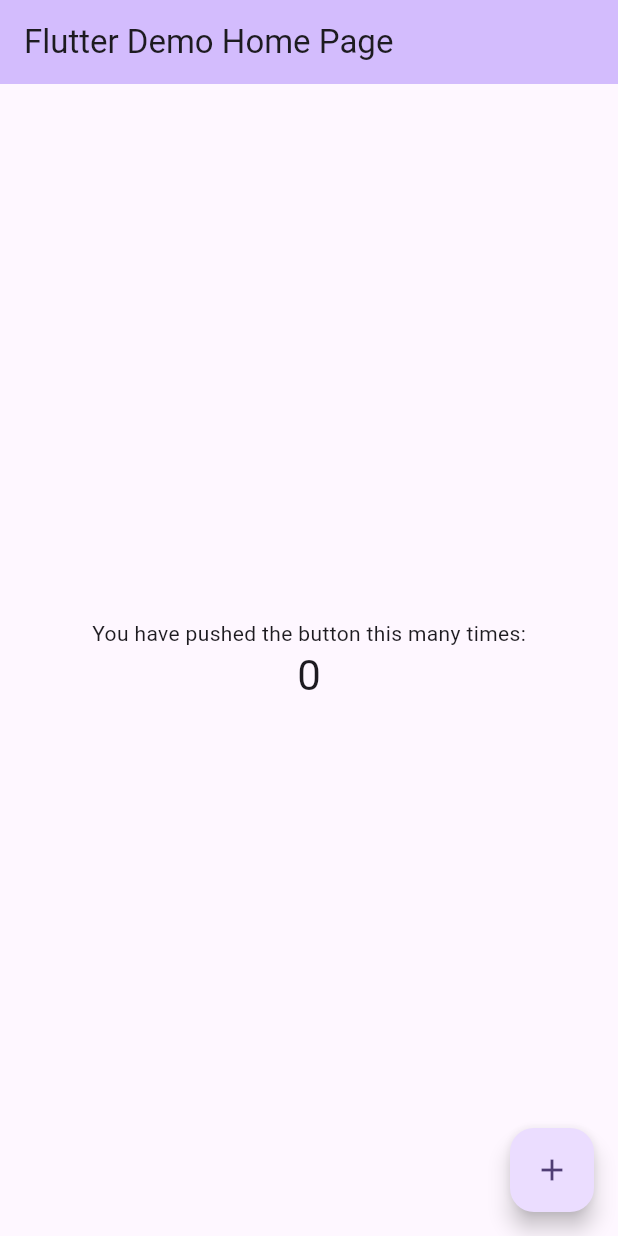
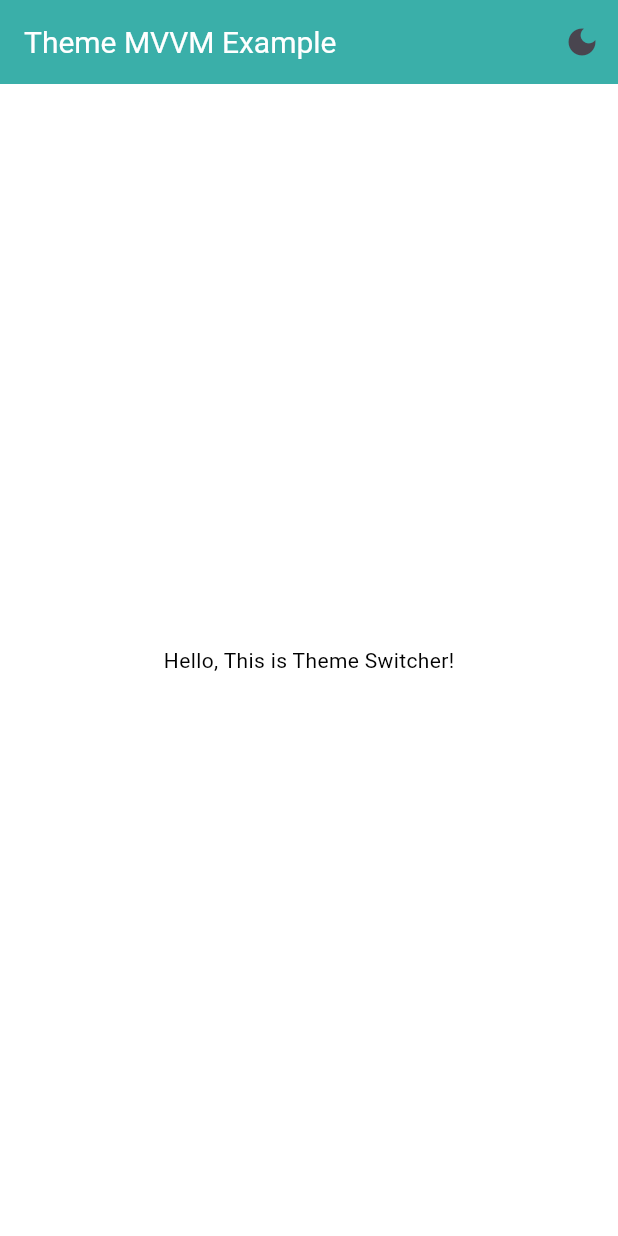
Before and after one commit to abhi1504p/airbnb, a Flutter app: the screen it shows after launch, on a phone screen of 412 x 824 dp. Run offline on Flutter 3.47's test engine with Material 3 defaults, Android fonts, the phone set to English and light mode, and no system bars; our stand-ins replace flutter_screenutil, get.

Commit message:
theme of the project completed

```diff
--- /dev/null
+++ b/lib/binding/initial_binding.dart
@@ -0,0 +1,9 @@
+import 'package:get/get.dart';
+import '../modules/theme/theme_viewmodel.dart';
+
+class InitialBinding extends Bindings {
+  @override
+  void dependencies() {
+    Get.put(ThemeViewModel(), permanent: true);
+  }
+}
--- /dev/null
+++ b/lib/core/theme/app_colors.dart
@@ -0,0 +1,11 @@
+import 'package:flutter/material.dart';
+
+class AppColors {
+  // Light Theme Colors
+  static const Color lightPrimary = Color(0xFF3AAFA9);
+  static const Color lightBackground = Colors.white;
+
+  // Dark Theme Colors
+  static const Color darkPrimary = Color(0xFF17252A);
+  static const Color darkBackground = Color(0xFF0E0E0E);
+}
--- /dev/null
+++ b/lib/core/theme/app_theme.dart
@@ -0,0 +1,30 @@
+import 'package:flutter/material.dart';
+import 'app_colors.dart';
+
+class AppTheme {
+  static final lightTheme = ThemeData(
+    brightness: Brightness.light,
+    primaryColor: AppColors.lightPrimary,
+    scaffoldBackgroundColor: AppColors.lightBackground,
+    appBarTheme: AppBarTheme(
+      color: AppColors.lightPrimary,
+      titleTextStyle: TextStyle(color: Colors.white, fontSize: 20),
+    ),
+    textTheme: TextTheme(
+      bodyMedium: TextStyle(color: Colors.black),
+    ),
+  );
+
+  static final darkTheme = ThemeData(
+    brightness: Brightness.dark,
+    primaryColor: AppColors.darkPrimary,
+    scaffoldBackgroundColor: AppColors.darkBackground,
+    appBarTheme: AppBarTheme(
+      color: AppColors.darkPrimary,
+      titleTextStyle: TextStyle(color: Colors.white, fontSize: 20),
+    ),
+    textTheme: TextTheme(
+      bodyMedium: TextStyle(color: Colors.white),
+    ),
+  );
+}
--- a/lib/main.dart
+++ b/lib/main.dart
@@ -1,122 +1,47 @@
 import 'package:flutter/material.dart';
+import 'package:flutter_screenutil/flutter_screenutil.dart';
+import 'package:get/get.dart';
+
+import 'binding/initial_binding.dart';
+import 'core/theme/app_theme.dart';
+import 'modules/home/home_page.dart';
+import 'modules/theme/theme_viewmodel.dart';
+import 'routes/app_pages.dart';
 
 void main() {
-  runApp(const MyApp());
+  WidgetsFlutterBinding.ensureInitialized();
+  runApp(MyApp());
 }
 
 class MyApp extends StatelessWidget {
-  const MyApp({super.key});
+  MyApp({super.key});
 
-  // This widget is the root of your application.
   @override
   Widget build(BuildContext context) {
-    return MaterialApp(
-      title: 'Flutter Demo',
-      theme: ThemeData(
-        // This is the theme of your application.
-        //
-        // TRY THIS: Try running your application with "flutter run". You'll see
-        // the application has a purple toolbar. Then, without quitting the app,
-        // try changing the seedColor in the colorScheme below to Colors.green
-        // and then invoke "hot reload" (save your changes or press the "hot
-        // reload" button in a Flutter-supported IDE, or press "r" if you used
-        // the command line to start the app).
-        //
-        // Notice that the counter didn't reset back to zero; the application
-        // state is not lost during the reload. To reset the state, use hot
-        // restart instead.
-        //
-        // This works for code too, not just values: Most code changes can be
-        // tested with just a hot reload.
-        colorScheme: ColorScheme.fromSeed(seedColor: Colors.deepPurple),
-      ),
-      home: const MyHomePage(title: 'Flutter Demo Home Page'),
+    return ScreenUtilInit(
+      designSize: const Size(360, 690),
+      minTextAdapt: true,
+      splitScreenMode: true,
+      builder: (context, child) {
+        return GetMaterialApp(
+          debugShowCheckedModeBanner: false,
+          title: 'MVVM Theme App',
+          theme: AppTheme.lightTheme,
+          darkTheme: AppTheme.darkTheme,
+          initialBinding: InitialBinding(),
+          getPages: AppPages.routes,
+          home: Obx(() {
+            final themeController = Get.find<ThemeViewModel>();
+            return Theme(
+              data:
+                  themeController.themeMode.value == ThemeMode.dark
+                      ? AppTheme.darkTheme
+                      : AppTheme.lightTheme,
+              child: HomeView(),
+            );
+          }),
+        );
+      },
     );
   }
 }
-
-class MyHomePage extends StatefulWidget {
-  const MyHomePage({super.key, required this.title});
-
-  // This widget is the home page of your application. It is stateful, meaning
-  // that it has a State object (defined below) that contains fields that affect
-  // how it looks.
-
-  // This class is the configuration for the state. It holds the values (in this
-  // case the title) provided by the parent (in this case the App widget) and
-  // used by the build method of the State. Fields in a Widget subclass are
-  // always marked "final".
-
-  final String title;
-
-  @override
-  State<MyHomePage> createState() => _MyHomePageState();
-}
-
-class _MyHomePageState extends State<MyHomePage> {
-  int _counter = 0;
-
-  void _incrementCounter() {
-    setState(() {
-      // This call to setState tells the Flutter framework that something has
-      // changed in this State, which causes it to rerun the build method below
-      // so that the display can reflect the updated values. If we changed
-      // _counter without calling setState(), then the build method would not be
-      // called again, and so nothing would appear to happen.
-      _counter++;
-    });
-  }
-
-  @override
-  Widget build(BuildContext context) {
-    // This method is rerun every time setState is called, for instance as done
-    // by the _incrementCounter method above.
-    //
-    // The Flutter framework has been optimized to make rerunning build methods
-    // fast, so that you can just rebuild anything that needs updating rather
-    // than having to individually change instances of widgets.
-    return Scaffold(
-      appBar: AppBar(
-        // TRY THIS: Try changing the color here to a specific color (to
-        // Colors.amber, perhaps?) and trigger a hot reload to see the AppBar
-        // change color while the other colors stay the same.
-        backgroundColor: Theme.of(context).colorScheme.inversePrimary,
-        // Here we take the value from the MyHomePage object that was created by
-        // the App.build method, and use it to set our appbar title.
-        title: Text(widget.title),
-      ),
-      body: Center(
-        // Center is a layout widget. It takes a single child and positions it
-        // in the middle of the parent.
-        child: Column(
-          // Column is also a layout widget. It takes a list of children and
-          // arranges them vertically. By default, it sizes itself to fit its
-          // children horizontally, and tries to be as tall as its parent.
-          //
-          // Column has various properties to control how it sizes itself and
-          // how it positions its children. Here we use mainAxisAlignment to
-          // center the children vertically; the main axis here is the vertical
-          // axis because Columns are vertical (the cross axis would be
-          // horizontal).
-          //
-          // TRY THIS: Invoke "debug painting" (choose the "Toggle Debug Paint"
-          // action in the IDE, or press "p" in the console), to see the
-          // wireframe for each widget.
-          mainAxisAlignment: MainAxisAlignment.center,
-          children: <Widget>[
-            const Text('You have pushed the button this many times:'),
-            Text(
-              '$_counter',
-              style: Theme.of(context).textTheme.headlineMedium,
-            ),
-          ],
-        ),
-      ),
-      floatingActionButton: FloatingActionButton(
-        onPressed: _incrementCounter,
-        tooltip: 'Increment',
-        child: const Icon(Icons.add),
-      ), // This trailing comma makes auto-formatting nicer for build methods.
-    );
-  }
-}
--- /dev/null
+++ b/lib/modules/home/home_page.dart
@@ -0,0 +1,30 @@
+import 'package:flutter/material.dart';
+import 'package:get/get.dart';
+import '../theme/theme_viewmodel.dart';
+
+class HomeView extends StatelessWidget {
+  final ThemeViewModel themeController = Get.find<ThemeViewModel>();
+
+  @override
+  Widget build(BuildContext context) {
+    return Scaffold(
+      appBar: AppBar(
+        title: Text('Theme MVVM Example'),
+        actions: [
+          IconButton(
+            icon: Icon(themeController.isDarkMode ? Icons.light_mode : Icons.dark_mode),
+            onPressed: () {
+              themeController.toggleTheme();
+            },
+          )
+        ],
+      ),
+      body: Center(
+        child: Text(
+          'Hello, This is Theme Switcher!',
+          style: Theme.of(context).textTheme.bodyMedium,
+        ),
+      ),
+    );
+  }
+}
--- /dev/null
+++ b/lib/modules/theme/theme_viewmodel.dart
@@ -0,0 +1,18 @@
+import 'package:flutter/material.dart';
+import 'package:get/get.dart';
+
+class ThemeViewModel extends GetxController {
+
+  Rx<ThemeMode> themeMode = ThemeMode.light.obs;
+
+  bool get isDarkMode => themeMode.value == ThemeMode.dark;
+
+  void toggleTheme() {
+    if (themeMode.value == ThemeMode.light) {
+      themeMode.value = ThemeMode.dark;
+    } else {
+      themeMode.value = ThemeMode.light;
+    }
+    Get.changeThemeMode(themeMode.value);  // Notify GetX to apply new theme
+  }
+}
--- /dev/null
+++ b/lib/routes/app_pages.dart
@@ -0,0 +1,13 @@
+// used for routing
+import 'package:get/get_navigation/src/routes/get_route.dart';
+
+import '../modules/home/home_page.dart';
+
+class AppPages {
+  static final routes = [
+    GetPage(
+      name: '/home',
+      page: () => HomeView(),
+    ),
+  ];
+}
--- a/pubspec.yaml
+++ b/pubspec.yaml
@@ -36,6 +36,7 @@ dependencies:
   cupertino_icons: ^1.0.8
   http:
   get:
+  flutter_screen util:
 
 dev_dependencies:
   flutter_test:
```
Also changed, not shown: lib/core/widgets/app_button.dart (added, +33 -0 lines), lib/core/widgets/app_loading.dart (added, +23 -0 lines), lib/core/widgets/app_text.dart (added, +37 -0 lines), lib/core/widgets/custom_text_field.dart (added, +32 -0 lines), lib/core/widgets/spacing_helper.dart (added), pubspec.lock.
